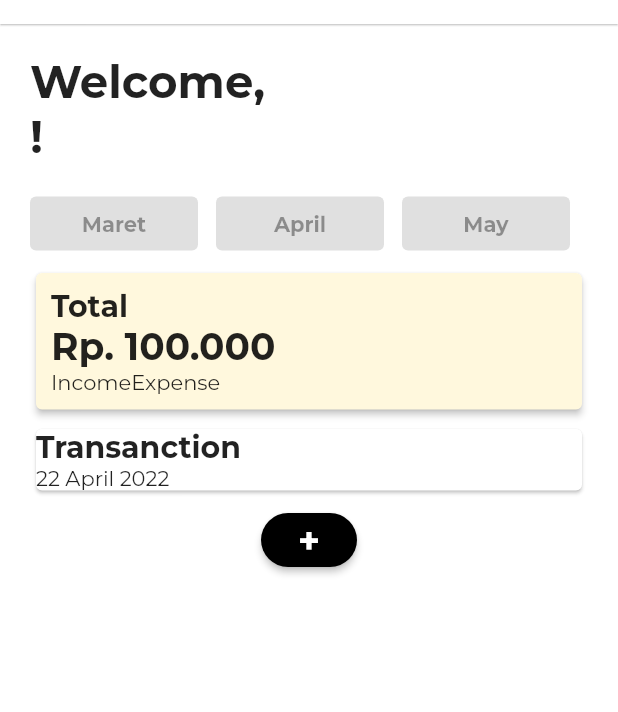
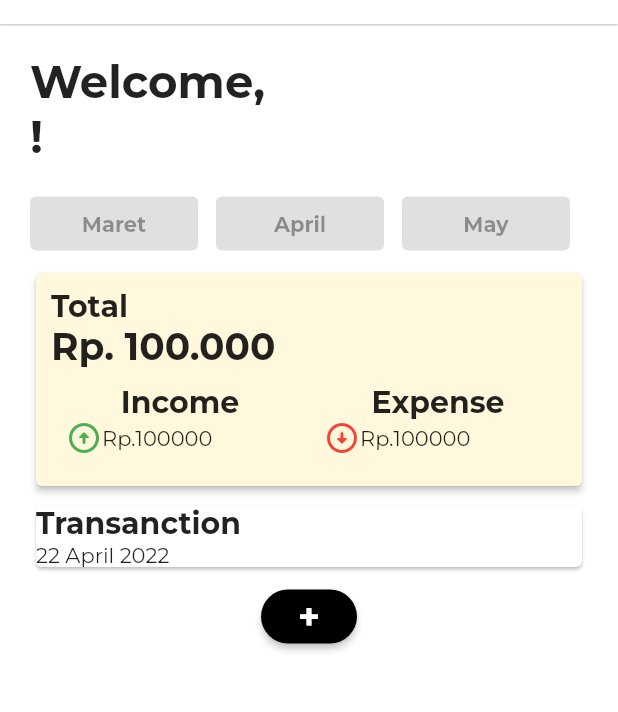
Before and after one commit to mjudianto/VLLET, a Flutter app: the screen it shows after launch, after a tap on an icon or button, on a phone screen of 412 x 824 dp, the part 60-772 px from its top. Run offline on Flutter 3.47's test engine with Material 2 defaults, Android fonts, the phone set to English and light mode, and no system bars.

Commit message:
update home

```diff
--- a/lib/pages/home.dart
+++ b/lib/pages/home.dart
@@ -94,9 +94,9 @@ class _HomeState extends State<Home> {
             ),
             Card(
                 elevation: 2.0,
-                color: Color(0xfffff8dd),
+                color: const Color(0xfffff8dd),
                 child: Padding(
-                  padding: EdgeInsets.all(10.0),
+                  padding: const EdgeInsets.all(10.0),
                   child: Column(
                     crossAxisAlignment: CrossAxisAlignment.start,
                     children: [
@@ -105,19 +105,68 @@ class _HomeState extends State<Home> {
                         style: TextStyle(
                             fontSize: 20, fontWeight: FontWeight.bold),
                       ),
-                      Text(
+                      const Text(
                         "Rp. 100.000",
                         style: TextStyle(
                             fontSize: 25, fontWeight: FontWeight.bold),
                       ),
                       Row(
-                        children: [Text("Income"), Text("Expense")],
+                        children: [
+                          Expanded(
+                            child: Container(
+                              padding: EdgeInsets.all(10.0),
+                              child: Column(
+                                children: [
+                                  const Text(
+                                    "Income",
+                                    style: TextStyle(
+                                        fontSize: 20,
+                                        fontWeight: FontWeight.bold),
+                                  ),
+                                  Row(
+                                    children: const [
+                                      Icon(
+                                        Icons.arrow_circle_up_rounded,
+                                        color: Colors.green,
+                                      ),
+                                      Text("Rp.100000"),
+                                    ],
+                                  )
+                                ],
+                              ),
+                            ),
+                          ),
+                          Expanded(
+                            child: Container(
+                              padding: const EdgeInsets.all(10.0),
+                              child: Column(
+                                children: [
+                                  const Text(
+                                    "Expense",
+                                    style: TextStyle(
+                                        fontSize: 20,
+                                        fontWeight: FontWeight.bold),
+                                  ),
+                                  Row(
+                                    children: const [
+                                      Icon(
+                                        Icons.arrow_circle_down_rounded,
+                                        color: Colors.red,
+                                      ),
+                                      Text("Rp.100000"),
+                                    ],
+                                  ),
+                                ],
+                              ),
+                            ),
+                          )
+                        ],
                       )
                     ],
                   ),
                 )),
             Container(
-              padding: EdgeInsets.symmetric(vertical: 5.0),
+              padding: const EdgeInsets.symmetric(vertical: 5.0),
               child: Card(
                 elevation: 1.0,
                 child: Column(
```
